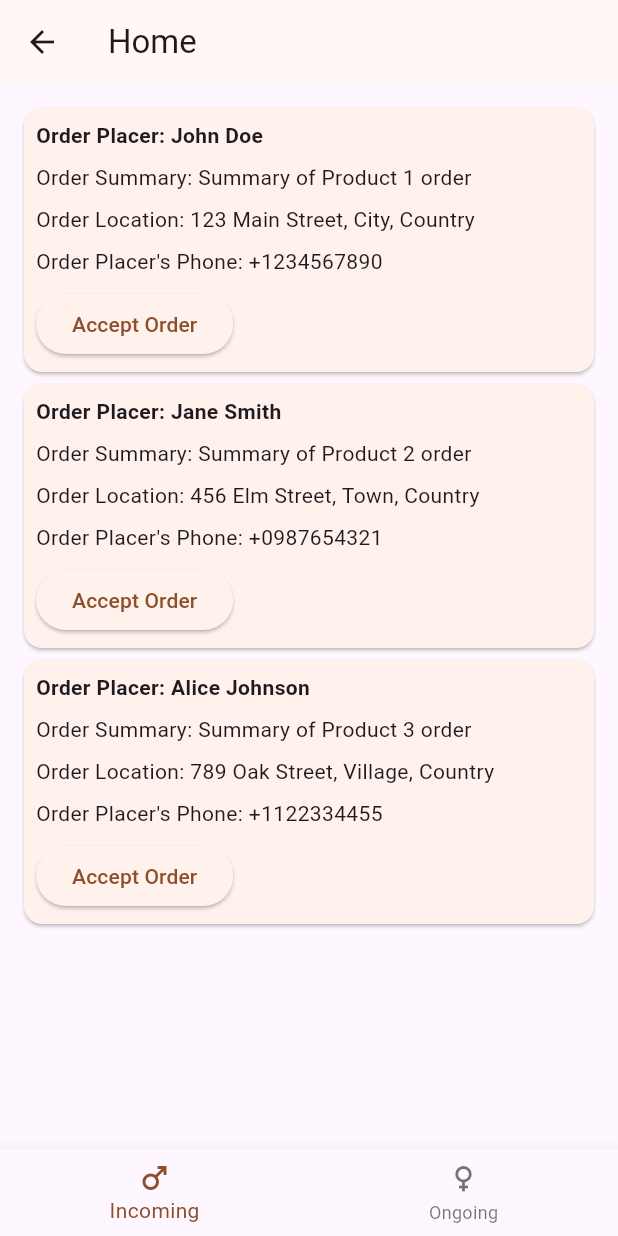
After one commit to am-i-abdullah/chai, a Flutter app: the HomeScreenAdminContent screen opened directly, after a tap on "Accept Order", on a phone screen of 412 x 824 dp. The commit adds this screen. Run offline on Flutter 3.47's test engine with Material 3 defaults, Android fonts, the phone set to English and light mode, and no system bars; our stand-ins replace cloud_firestore, firebase_auth, firebase_core, flutter_bloc, google_fonts; accounts and stored records are empty.

Commit message:
create Admin base UI

```diff
--- a/lib/main.dart
+++ b/lib/main.dart
@@ -1,3 +1,5 @@
+import 'package:chai/screens/admin/widgets/home.dart';
+
 import 'screens/auth.dart';
 import '../screens/home.dart';
 import '../screens/loading.dart';
--- /dev/null
+++ b/lib/screens/admin/cubits/tab_cubit.dart
@@ -0,0 +1,13 @@
+import 'package:flutter/material.dart';
+import 'package:flutter_bloc/flutter_bloc.dart';
+
+// Define the events
+enum TabEvent { tab1Selected, tab2Selected }
+
+class TabCubit extends Cubit<int> {
+  TabCubit() : super(0); // Default index is 0
+
+  void selectTab(int index) {
+    emit(index);
+  }
+}
--- /dev/null
+++ b/lib/screens/admin/models/order.dart
@@ -0,0 +1,44 @@
+class Order {
+  final String name;
+  final String description;
+  final String orderPlacerName;
+  final String orderSummary;
+  final String orderLocation;
+  final String orderPlacerPhone;
+
+  const Order({
+    required this.name,
+    required this.description,
+    required this.orderPlacerName,
+    required this.orderSummary,
+    required this.orderLocation,
+    required this.orderPlacerPhone,
+  });
+}
+
+List<Order> orders = const [
+  Order(
+    name: 'Product 1',
+    description: 'Description of Product 1',
+    orderPlacerName: 'John Doe',
+    orderSummary: 'Summary of Product 1 order',
+    orderLocation: '123 Main Street, City, Country',
+    orderPlacerPhone: '+1234567890',
+  ),
+  Order(
+    name: 'Product 2',
+    description: 'Description of Product 2',
+    orderPlacerName: 'Jane Smith',
+    orderSummary: 'Summary of Product 2 order',
+    orderLocation: '456 Elm Street, Town, Country',
+    orderPlacerPhone: '+0987654321',
+  ),
+  Order(
+    name: 'Product 3',
+    description: 'Description of Product 3',
+    orderPlacerName: 'Alice Johnson',
+    orderSummary: 'Summary of Product 3 order',
+    orderLocation: '789 Oak Street, Village, Country',
+    orderPlacerPhone: '+1122334455',
+  ),
+];
--- /dev/null
+++ b/lib/screens/admin/widgets/home.dart
@@ -0,0 +1,58 @@
+import 'package:chai/screens/admin/cubits/tab_cubit.dart';
+import 'package:chai/screens/admin/widgets/incoming_orders.dart';
+import 'package:chai/screens/admin/widgets/ongoing_orders.dart';
+import 'package:flutter/material.dart';
+import 'package:flutter_bloc/flutter_bloc.dart';
+
+
+class HomeScreenAdmin extends StatelessWidget {
+  @override
+  Widget build(BuildContext context) {
+    return BlocProvider(
+      create: (context) => TabCubit(),
+      child: HomeScreenAdminContent(),
+    );
+  }
+}
+
+class HomeScreenAdminContent extends StatelessWidget {
+  @override
+  Widget build(BuildContext context) {
+    return Scaffold(
+      appBar: AppBar(
+        title: const Text('Home'),
+      ),
+      body: BlocBuilder<TabCubit, int>(
+        builder: (context, currentIndex) {
+          return IndexedStack(
+            index: currentIndex,
+            children: [
+              IncomingOrdersScreen(),
+              OngoingOrdersScreen(),
+            ],
+          );
+        },
+      ),
+      bottomNavigationBar: BlocBuilder<TabCubit, int>(
+        builder: (context, currentIndex) {
+          return BottomNavigationBar(
+            currentIndex: currentIndex,
+            onTap: (int index) {
+              context.read<TabCubit>().selectTab(index);
+            },
+            items: const [
+              BottomNavigationBarItem(
+                icon: Icon(Icons.male),
+                label: 'Incoming',
+              ),
+              BottomNavigationBarItem(
+                icon: Icon(Icons.female),
+                label: 'Ongoing',
+              ),
+            ],
+          );
+        },
+      ),
+    );
+  }
+}
--- /dev/null
+++ b/lib/screens/admin/widgets/incoming_orders.dart
@@ -0,0 +1,28 @@
+import 'dart:developer';
+
+import 'package:chai/screens/admin/models/order.dart';
+import 'package:chai/screens/admin/widgets/order_card.dart';
+import 'package:flutter/material.dart';
+
+class IncomingOrdersScreen extends StatelessWidget {
+  @override
+  Widget build(BuildContext context) {
+    return Scaffold(
+      body: Padding(
+        padding: const EdgeInsets.all(12.0),
+        child: ListView.builder(
+          itemCount: orders.length,
+          itemBuilder: (context, index) {
+            return OrderCard(
+              text: "Accept Order",
+              order: orders[index],
+              onBlockPressed: () {
+               log("Order Accepted, implement Firebase here");
+              },
+            );
+          },
+        ),
+      ),
+    );
+  }
+}
--- /dev/null
+++ b/lib/screens/admin/widgets/ongoing_orders.dart
@@ -0,0 +1,28 @@
+import 'dart:developer';
+
+import 'package:chai/screens/admin/models/order.dart';
+import 'package:chai/screens/admin/widgets/order_card.dart';
+import 'package:flutter/material.dart';
+
+class OngoingOrdersScreen extends StatelessWidget {
+  @override
+  Widget build(BuildContext context) {
+    return Scaffold(
+      body: Padding(
+        padding: const EdgeInsets.all(12.0),
+        child: ListView.builder(
+          itemCount: orders.length,
+          itemBuilder: (context, index) {
+            return OrderCard(
+              text: "Complete Order",
+              order: orders[index],
+              onBlockPressed: () {
+               log("Order Accepted, implement Firebase here");
+              },
+            );
+          },
+        ),
+      ),
+    );
+  }
+}
--- /dev/null
+++ b/lib/screens/admin/widgets/order_card.dart
@@ -0,0 +1,43 @@
+import 'package:chai/screens/admin/models/order.dart';
+import 'package:flutter/material.dart';
+
+class OrderCard extends StatelessWidget {
+  final Order order;
+  final VoidCallback onBlockPressed;
+  final String text;
+
+  const OrderCard({
+    required this.text,
+    required this.order,
+    required this.onBlockPressed,
+  });
+
+  @override
+  Widget build(BuildContext context) {
+    return Card(
+      child: Padding(
+        padding: const EdgeInsets.all(8.0),
+        child: Column(
+          crossAxisAlignment: CrossAxisAlignment.start,
+          children: [
+            Text(
+              'Order Placer: ${order.orderPlacerName}',
+              style: TextStyle(fontWeight: FontWeight.bold),
+            ),
+            const SizedBox(height: 8.0),
+            Text('Order Summary: ${order.orderSummary}'),
+            const SizedBox(height: 8.0),
+            Text('Order Location: ${order.orderLocation}'),
+            const SizedBox(height: 8.0),
+            Text('Order Placer\'s Phone: ${order.orderPlacerPhone}'),
+            const SizedBox(height: 8.0),
+            ElevatedButton(
+              onPressed: onBlockPressed,
+              child: Text(text),
+            ),
+          ],
+        ),
+      ),
+    );
+  }
+}
--- a/pubspec.yaml
+++ b/pubspec.yaml
@@ -16,6 +16,7 @@ dependencies:
   firebase_core: ^2.24.2
   flutter:
     sdk: flutter
+  flutter_bloc: ^8.1.3
   flutter_launcher_icons: ^0.13.1
   flutter_native_splash: ^2.3.10
   flutter_secure_storage: ^9.0.0
```
Also changed, not shown: lib/screens/admin/widgets/orders_history.dart (added), pubspec.lock.
